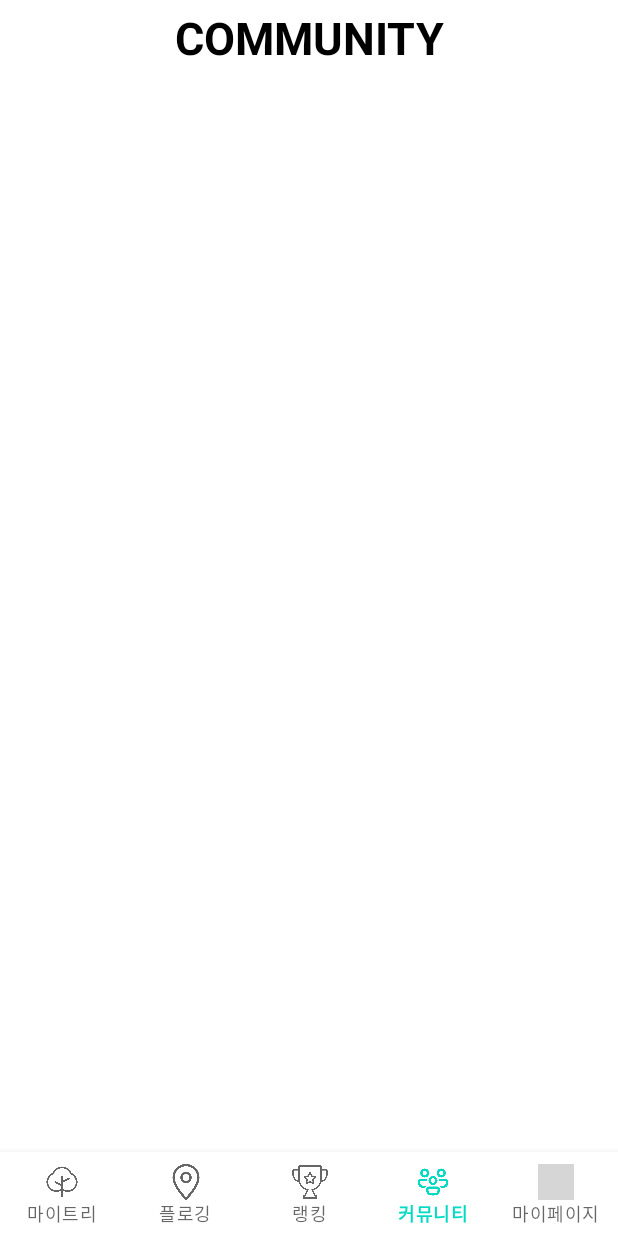
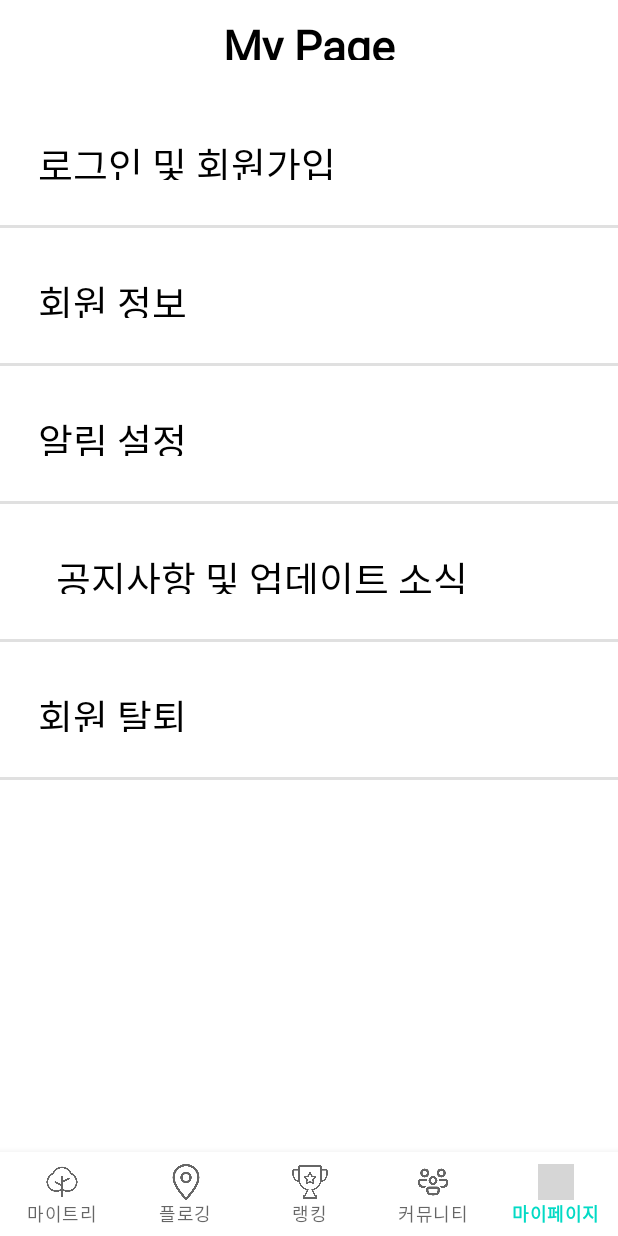
Before and after one commit to cbnu-trash-go/trashGo-android, an Android app: the screen it shows after launch (MainActivity), item 5 of the bottom bar chosen, on a phone screen of 412 x 824 dp. Run offline under Robolectric (Android 15) with nearby library versions, the phone set to English and light mode, and no system bars; grey boxes are pictures that could not be loaded.

Commit message:
마이페이지 화면추가

```diff
--- a/app/src/main/java/com/trashgo/app/MainActivity.java
+++ b/app/src/main/java/com/trashgo/app/MainActivity.java
@@ -1,7 +1,11 @@
 package com.trashgo.app;
 
+import android.app.NotificationManager;
+import android.content.Context;
 import android.content.Intent;
+import android.os.Build;
 import android.os.Bundle;
+import android.provider.Settings;
 import android.view.MenuItem;
 import android.view.View;
 import android.widget.FrameLayout;
@@ -14,6 +18,7 @@ import com.google.android.material.bottomnavigation.BottomNavigationView;
 import com.trashgo.app.fragment.CommunityFragment;
 import com.trashgo.app.fragment.FirstFragment;
 import com.trashgo.app.fragment.MapsFragment;
+import com.trashgo.app.fragment.MyPageFragment;
 import com.trashgo.app.fragment.RankFragment;
 import com.trashgo.app.fragment.SecondFragment;
 import com.trashgo.app.fragment.TreeFragment;
@@ -24,7 +29,7 @@ import com.trashgo.app.fragment.TreeFragment;
  * bottomNavigation(하단 메뉴바) 적용 - pkdgood
  */
 public class MainActivity extends AppCompatActivity {
-    private Fragment firstFragment, secondFragment, treeFragment, mapsFragment, rankFragment, communityFragment;
+    private Fragment firstFragment, secondFragment, treeFragment, mapsFragment, rankFragment, communityFragment, myPageFragment;
 
     FrameLayout frameLayout;
     BottomNavigationView bottomNavigationView;
@@ -35,13 +40,13 @@ public class MainActivity extends AppCompatActivity {
         setContentView(R.layout.activity_main);
 
         // sohenney '방해 금지' 모드 권한 확인
-//        if (Build.VERSION.SDK_INT >= Build.VERSION_CODES.M) {
-//            NotificationManager notificationManager = (NotificationManager) getSystemService(Context.NOTIFICATION_SERVICE);
-//            if (!notificationManager.isNotificationPolicyAccessGranted()) {
-//                Intent intent = new Intent(Settings.ACTION_NOTIFICATION_POLICY_ACCESS_SETTINGS);
-//                startActivity(intent);
-//            }
-//        }
+        if (Build.VERSION.SDK_INT >= Build.VERSION_CODES.M) {
+            NotificationManager notificationManager = (NotificationManager) getSystemService(Context.NOTIFICATION_SERVICE);
+            if (!notificationManager.isNotificationPolicyAccessGranted()) {
+                Intent intent = new Intent(Settings.ACTION_NOTIFICATION_POLICY_ACCESS_SETTINGS);
+                startActivity(intent);
+            }
+        }
 
         bottomNavigationView = (BottomNavigationView) findViewById(R.id.bottomnavi);
         frameLayout = (FrameLayout) findViewById(R.id.framelayout);
@@ -52,7 +57,7 @@ public class MainActivity extends AppCompatActivity {
         mapsFragment = new MapsFragment();
         rankFragment = new RankFragment();
         communityFragment = new CommunityFragment();
-
+        myPageFragment = new MyPageFragment();
 
         getSupportFragmentManager().beginTransaction().replace(R.id.framelayout, treeFragment).commit();
         bottomNavigationView.setOnNavigationItemSelectedListener(new BottomNavigationView.OnNavigationItemSelectedListener() {
@@ -71,6 +76,9 @@ public class MainActivity extends AppCompatActivity {
                     case R.id.navi_4:
                         getSupportFragmentManager().beginTransaction().replace(R.id.framelayout, communityFragment).commit();
                         return true;
+                    case R.id.navi_5:
+                        getSupportFragmentManager().beginTransaction().replace(R.id.framelayout, myPageFragment).commit();
+                        return true;
                 }
                 return false;
             }
@@ -81,8 +89,24 @@ public class MainActivity extends AppCompatActivity {
         Intent intent = new Intent(MainActivity.this, MyploggingdataActivity.class);
         startActivity(intent);
     }
-    public void mypageClick(View v) {
-        Intent intent = new Intent(MainActivity.this, activity_mypage.class);
+    public void loginClick(View v) {
+        Intent intent = new Intent(MainActivity.this, activity_login.class);
+        startActivity(intent);
+    }
+    public void profileClick(View v) {
+        Intent intent = new Intent(MainActivity.this, activity_profile.class);
+        startActivity(intent);
+    }
+    public void notificationClick(View v) {
+        Intent intent = new Intent(MainActivity.this, activity_notification.class);
+        startActivity(intent);
+    }
+    public void noticeClick(View v) {
+        Intent intent = new Intent(MainActivity.this, activity_noticeupdate.class);
+        startActivity(intent);
+    }
+    public void withdrawalClick(View v) {
+        Intent intent = new Intent(MainActivity.this, activity_withdrawal.class);
         startActivity(intent);
     }
 }
--- /dev/null
+++ b/app/src/main/java/com/trashgo/app/fragment/MyPageFragment.java
@@ -0,0 +1,141 @@
+package com.trashgo.app.fragment;
+
+import android.content.Intent;
+import android.os.Bundle;
+
+import androidx.fragment.app.Fragment;
+
+import android.view.LayoutInflater;
+import android.view.View;
+import android.view.ViewGroup;
+import android.widget.TextView;
+
+import com.trashgo.app.R;
+import com.trashgo.app.activity_login;
+import com.trashgo.app.activity_mypage;
+import com.trashgo.app.activity_noticeupdate;
+import com.trashgo.app.activity_notification;
+import com.trashgo.app.activity_profile;
+import com.trashgo.app.activity_withdrawal;
+
+/**
+ * A simple {@link Fragment} subclass.
+ * Use the {@link MyPageFragment#newInstance} factory method to
+ * create an instance of this fragment.
+ */
+public class MyPageFragment extends Fragment {
+
+    // TODO: Rename parameter arguments, choose names that match
+    // the fragment initialization parameters, e.g. ARG_ITEM_NUMBER
+    private static final String ARG_PARAM1 = "param1";
+    private static final String ARG_PARAM2 = "param2";
+
+    // TODO: Rename and change types of parameters
+    private String mParam1;
+    private String mParam2;
+
+
+    TextView txtlogin;
+    TextView txtuserinform;
+    TextView notification;
+    TextView noticeupdate;
+    TextView withdrawal;
+
+    public MyPageFragment() {
+        // Required empty public constructor
+    }
+
+    /**
+     * Use this factory method to create a new instance of
+     * this fragment using the provided parameters.
+     *
+     * @param param1 Parameter 1.
+     * @param param2 Parameter 2.
+     * @return A new instance of fragment MyPageFragment.
+     */
+    // TODO: Rename and change types and number of parameters
+    public static MyPageFragment newInstance(String param1, String param2) {
+        MyPageFragment fragment = new MyPageFragment();
+        Bundle args = new Bundle();
+        args.putString(ARG_PARAM1, param1);
+        args.putString(ARG_PARAM2, param2);
+        fragment.setArguments(args);
+        return fragment;
+    }
+
+    @Override
+    public void onCreate(Bundle savedInstanceState) {
+        super.onCreate(savedInstanceState);
+        if (getArguments() != null) {
+            mParam1 = getArguments().getString(ARG_PARAM1);
+            mParam2 = getArguments().getString(ARG_PARAM2);
+        }
+
+//        //로그인 및 회원가입 이동 textview
+//        txtlogin = findViewById(R.id.txtlogin);
+//
+//        //textview 클릭시, 로그인 및 회원가입 페이지로 이동
+//        txtlogin.setOnClickListener(new View.OnClickListener() {
+//            @Override
+//            public void onClick(View v) {
+//                Intent intent = new Intent(activity_mypage.this, activity_login.class);
+//                startActivity(intent);
+//            }
+//        });
+//
+//        //회원정보 이동 textview
+//        txtuserinform = findViewById(R.id.txtuserinform);
+//
+//        //textview 클릭시, 회원정보 페이지로 이동
+//        txtuserinform.setOnClickListener(new View.OnClickListener() {
+//            @Override
+//            public void onClick(View v) {
+//                Intent intent = new Intent(activity_mypage.this, activity_profile.class);
+//                startActivity(intent);
+//            }
+//        });
+//
+//        //알림설정 이동 textview
+//        notification = findViewById(R.id.notification);
+//
+//        //textview 클릭시, 알림설정 페이지로 이동
+//        notification.setOnClickListener(new View.OnClickListener() {
+//            @Override
+//            public void onClick(View v) {
+//                Intent intent = new Intent(activity_mypage.this, activity_notification.class);
+//                startActivity(intent);
+//            }
+//        });
+//
+//        //업데이트 및 공지사항 이동 textview
+//        noticeupdate = findViewById(R.id.noticeupdate);
+//
+//        //textview 클릭시, 업데이트 및 공지사항 페이지로 이동
+//        noticeupdate.setOnClickListener(new View.OnClickListener() {
+//            @Override
+//            public void onClick(View v) {
+//                Intent intent = new Intent(activity_mypage.this, activity_noticeupdate.class);
+//                startActivity(intent);
+//            }
+//        });
+//
+//        //회원탈퇴 이동 textview
+//        withdrawal = findViewById(R.id.withdrawal);
+//
+//        //textview 클릭시, 업데이트 및 공지사항 페이지로 이동
+//        withdrawal.setOnClickListener(new View.OnClickListener() {
+//            @Override
+//            public void onClick(View v) {
+//                Intent intent = new Intent(activity_mypage.this, activity_withdrawal.class);
+//                startActivity(intent);
+//            }
+//        });
+    }
+
+    @Override
+    public View onCreateView(LayoutInflater inflater, ViewGroup container,
+                             Bundle savedInstanceState) {
+        // Inflate the layout for this fragment
+        return inflater.inflate(R.layout.fragment_my_page, container, false);
+    }
+}
--- /dev/null
+++ b/app/src/main/res/layout/fragment_my_page.xml
@@ -0,0 +1,167 @@
+<?xml version="1.0" encoding="utf-8"?>
+<FrameLayout xmlns:android="http://schemas.android.com/apk/res/android"
+    xmlns:tools="http://schemas.android.com/tools"
+    android:layout_width="match_parent"
+    android:layout_height="match_parent"
+    tools:context=".fragment.MyPageFragment">
+
+    <LinearLayout xmlns:android="http://schemas.android.com/apk/res/android"
+        android:orientation="vertical"
+        android:layout_width="fill_parent"
+        android:layout_height="fill_parent"
+        android:weightSum="20">
+
+
+        <!--'sohenney' My Page 요소 xml 추가-->
+        <LinearLayout
+            android:layout_width="fill_parent"
+            android:layout_height="573dp"
+            android:orientation="vertical">
+
+            <LinearLayout
+                android:layout_width="match_parent"
+                android:layout_height="50dp"
+                android:gravity="center">
+
+                <TextView
+                    android:id="@+id/mypage"
+                    android:layout_width="150dp"
+                    android:layout_height="30dp"
+                    android:fontFamily="@font/nanumgothiccoding_regular"
+                    android:text="My Page"
+                    android:textAlignment="center"
+                    android:textColor="@color/black"
+                    android:textSize="30dp"
+                    android:textStyle="bold" />
+
+            </LinearLayout>
+
+            <LinearLayout
+                android:layout_width="match_parent"
+                android:layout_height="30dp"
+                android:layout_marginTop="40dp"
+                android:onClick="loginClick">
+
+                <TextView
+                    android:id="@+id/txtlogin"
+                    android:layout_width="250dp"
+                    android:layout_height="30dp"
+                    android:fontFamily="@font/nanumgothiccoding_regular"
+                    android:text="로그인 및 회원가입"
+                    android:textAlignment="center"
+                    android:textColor="@color/black"
+                    android:textSize="25dp"
+                    android:textStyle="normal" />
+            </LinearLayout>
+
+            <View
+                android:id="@+id/divider0"
+                android:layout_width="match_parent"
+                android:layout_height="2dp"
+                android:layout_marginTop="30dp"
+                android:layout_marginBottom="30dp"
+                android:background="?android:attr/listDivider" />
+
+            <LinearLayout
+                android:layout_width="match_parent"
+                android:layout_height="30dp"
+                android:onClick="profileClick"
+                >
+
+                <TextView
+                    android:id="@+id/txtuserinform"
+                    android:layout_width="150dp"
+                    android:layout_height="30dp"
+                    android:fontFamily="@font/nanumgothiccoding_regular"
+                    android:text="회원 정보"
+                    android:textAlignment="center"
+                    android:textColor="@color/black"
+                    android:textSize="25dp"
+                    android:textStyle="normal" />
+            </LinearLayout>
+
+            <View
+                android:id="@+id/divider1"
+                android:layout_width="match_parent"
+                android:layout_height="2dp"
+                android:layout_marginTop="30dp"
+                android:layout_marginBottom="30dp"
+                android:background="?android:attr/listDivider" />
+
+            <LinearLayout
+                android:layout_width="match_parent"
+                android:layout_height="30dp">
+
+                <TextView
+                    android:id="@+id/notification"
+                    android:layout_width="150dp"
+                    android:layout_height="30dp"
+                    android:fontFamily="@font/nanumgothiccoding_regular"
+                    android:text="알림 설정"
+                    android:textAlignment="center"
+                    android:textColor="@color/black"
+                    android:textSize="25dp"
+                    android:textStyle="normal" />
+            </LinearLayout>
+
+            <View
+                android:id="@+id/divider2"
+                android:layout_width="match_parent"
+                android:layout_height="2dp"
+                android:layout_marginTop="30dp"
+                android:layout_marginBottom="30dp"
+                android:background="?android:attr/listDivider" />
+
+            <LinearLayout
+                android:layout_width="match_parent"
+                android:layout_height="30dp"
+                android:onClick="noticeClick">
+
+                <TextView
+                    android:id="@+id/noticeupdate"
+                    android:layout_width="350dp"
+                    android:layout_height="30dp"
+                    android:fontFamily="@font/nanumgothiccoding_regular"
+                    android:text="공지사항 및 업데이트 소식"
+                    android:textAlignment="center"
+                    android:textColor="@color/black"
+                    android:textSize="25dp"
+                    android:textStyle="normal" />
+            </LinearLayout>
+
+            <View
+                android:id="@+id/divider3"
+                android:layout_width="match_parent"
+                android:layout_height="2dp"
+                android:layout_marginTop="30dp"
+                android:layout_marginBottom="30dp"
+                android:background="?android:attr/listDivider" />
+
+            <LinearLayout
+                android:layout_width="match_parent"
+                android:layout_height="30dp"
+                android:onClick="withdrawalClick">
+
+                <TextView
+                    android:id="@+id/withdrawal"
+                    android:layout_width="150dp"
+                    android:layout_height="30dp"
+                    android:fontFamily="@font/nanumgothiccoding_regular"
+                    android:text="회원 탈퇴"
+                    android:textAlignment="center"
+                    android:textColor="@color/black"
+                    android:textSize="25dp"
+                    android:textStyle="normal" />
+            </LinearLayout>
+
+            <View
+                android:id="@+id/divider4"
+                android:layout_width="match_parent"
+                android:layout_height="2dp"
+                android:layout_marginTop="30dp"
+                android:layout_marginBottom="30dp"
+                android:background="?android:attr/listDivider" />
+        </LinearLayout>
+    </LinearLayout>
+
+</FrameLayout>
```
Also changed, not shown: app/src/main/java/com/trashgo/app/fragment/MyPageLoginFragment.java (added, +66 -0 lines), app/src/main/res/layout/fragment_my_page_login.xml (added, +14 -0 lines), app/src/main/res/layout/myploggingdata.xml (+0 -72 lines), app/src/main/res/navigation/nav_graph.xml (+11 -17 lines).
